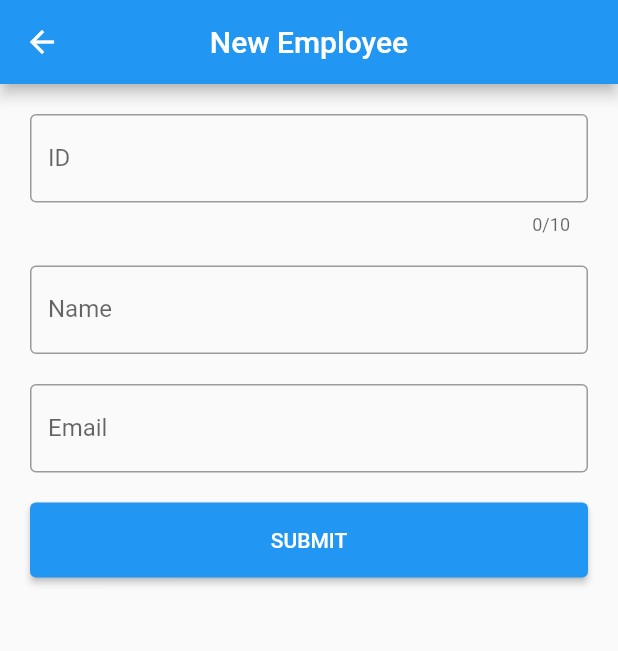
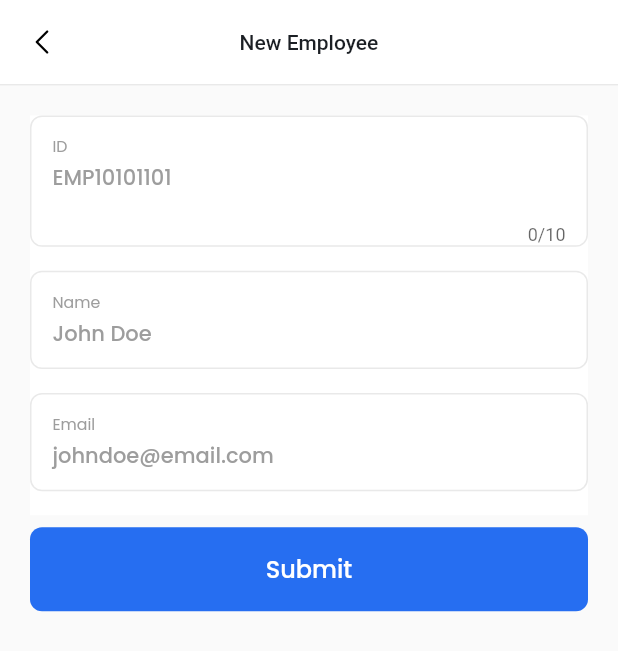
Before and after one commit to superosystem/fresensi, a Flutter app: the AddEmployeeView screen opened by its route, on a phone screen of 412 x 824 dp. Shown: the top 651 px of the screen. Run offline on Flutter 3.47's test engine with Material 2 defaults, Android fonts, the phone set to English and light mode, and no system bars; our stand-ins replace cloud_firestore, firebase_auth, firebase_core, flutter_svg, get; accounts and stored records are empty.

Commit message:
fix add employee controller

```diff
--- a/lib/app/modules/account/new_password/views/new_password_view.dart
+++ b/lib/app/modules/account/new_password/views/new_password_view.dart
@@ -30,7 +30,7 @@ class NewPasswordView extends GetView<NewPasswordController> {
         shrinkWrap: true,
         children: [
           Container(
-            height: MediaQuery.of(context).size.height * 35 / 100,
+            height: MediaQuery.of(context).size.height * 25 / 100,
             width: MediaQuery.of(context).size.width,
             padding: const EdgeInsets.only(left: 32),
             decoration: BoxDecoration(
@@ -57,7 +57,7 @@ class NewPasswordView extends GetView<NewPasswordController> {
             ),
           ),
           Container(
-            height: MediaQuery.of(context).size.height * 65 / 100,
+            height: MediaQuery.of(context).size.height * 75 / 100,
             width: MediaQuery.of(context).size.width,
             color: Colors.white,
             padding: const EdgeInsets.all(20),
--- a/lib/app/modules/employee/add_employee/views/add_employee_view.dart
+++ b/lib/app/modules/employee/add_employee/views/add_employee_view.dart
@@ -1,4 +1,7 @@
 import 'package:flutter/material.dart';
+import 'package:flutter_svg/flutter_svg.dart';
+import 'package:fresensi/app/data/app_color.dart';
+import 'package:fresensi/app/widgets/input_custom.dart';
 import 'package:get/get.dart';
 
 import '../controllers/add_employee_controller.dart';
@@ -10,45 +13,76 @@ class AddEmployeeView extends GetView<AddEmployeeController> {
   Widget build(BuildContext context) {
     return Scaffold(
       appBar: AppBar(
-        title: const Text('New Employee'),
+        title: Text(
+          'New Employee',
+          style: TextStyle(
+            color: AppColor.secondary,
+            fontSize: 14,
+          ),
+        ),
+        leading: IconButton(
+          onPressed: () => Get.back(),
+          icon: SvgPicture.asset('assets/icons/arrow-left.svg'),
+        ),
+        backgroundColor: AppColor.white,
+        elevation: 0,
         centerTitle: true,
+        bottom: PreferredSize(
+          preferredSize: const Size.fromHeight(1),
+          child: Container(
+            width: MediaQuery.of(context).size.width,
+            height: 1,
+            color: AppColor.secondaryExtraSoft,
+          ),
+        ),
       ),
       body: ListView(
-        padding: EdgeInsets.all(20),
+        shrinkWrap: true,
+        physics: const BouncingScrollPhysics(),
+        padding: const EdgeInsets.all(20),
         children: [
-          TextField(
+          InputCustom(
             controller: controller.idC,
+            label: 'ID',
+            hint: 'EMP10101101',
             maxLength: 10,
-            maxLines: 1,
-            decoration: const InputDecoration(
-              labelText: "ID",
-              border: OutlineInputBorder(),
-            ),
           ),
-          const SizedBox(height: 20),
-          TextField(
+          InputCustom(
             controller: controller.nameC,
-            decoration: const InputDecoration(
-              labelText: "Name",
-              border: OutlineInputBorder(),
-            ),
+            label: 'Name',
+            hint: 'John Doe',
           ),
-          const SizedBox(height: 20),
-          TextField(
+          InputCustom(
             controller: controller.emailC,
-            decoration: const InputDecoration(
-              labelText: "Email",
-              border: OutlineInputBorder(),
-            ),
+            label: 'Email',
+            hint: 'johndoe@email.com',
           ),
-          const SizedBox(height: 20),
-          SizedBox(
-            height: 50,
-            child: ElevatedButton(
-              onPressed: () {
-                controller.addEmployee();
-              },
-              child: Text("SUBMIT"),
+          const SizedBox(height: 8),
+          Container(
+            width: MediaQuery.of(context).size.width,
+            child: Obx(
+              () => ElevatedButton(
+                onPressed: () {
+                  if (controller.isLoading.isFalse) {
+                    controller.addEmployee();
+                  }
+                },
+                style: ElevatedButton.styleFrom(
+                  backgroundColor: AppColor.primary,
+                  padding: const EdgeInsets.symmetric(vertical: 16),
+                  elevation: 0,
+                  shape: RoundedRectangleBorder(
+                    borderRadius: BorderRadius.circular(8),
+                  ),
+                ),
+                child: Text(
+                  (controller.isLoading.isFalse) ? 'Submit' : 'Loading...',
+                  style: const TextStyle(
+                    fontSize: 16,
+                    fontFamily: 'poppins',
+                  ),
+                ),
+              ),
             ),
           ),
         ],
--- a/lib/app/widgets/input_custom.dart
+++ b/lib/app/widgets/input_custom.dart
@@ -8,6 +8,7 @@ class InputCustom extends StatefulWidget {
   final bool disabled;
   final EdgeInsetsGeometry margin;
   final bool obsecureText;
+  final int? maxLength;
   final Widget? suffixIcon;
 
   const InputCustom({
@@ -18,6 +19,7 @@ class InputCustom extends StatefulWidget {
     this.disabled = false,
     this.margin = const EdgeInsets.only(bottom: 16),
     this.obsecureText = false,
+    this.maxLength,
     this.suffixIcon,
   });
 
@@ -45,6 +47,7 @@ class _InputCustomState extends State<InputCustom> {
           readOnly: widget.disabled,
           obscureText: widget.obsecureText,
           style: const TextStyle(fontSize: 14, fontFamily: 'poppins'),
+          maxLength: widget.maxLength,
           maxLines: 1,
           controller: widget.controller,
           decoration: InputDecoration(
```
Also changed, not shown: lib/app/modules/account/login/controllers/login_controller.dart (+11 -16 lines), lib/app/modules/employee/add_employee/controllers/add_employee_controller.dart (+34 -44 lines), lib/app/widgets/dialog_custom.dart (added, +173 -0 lines).
